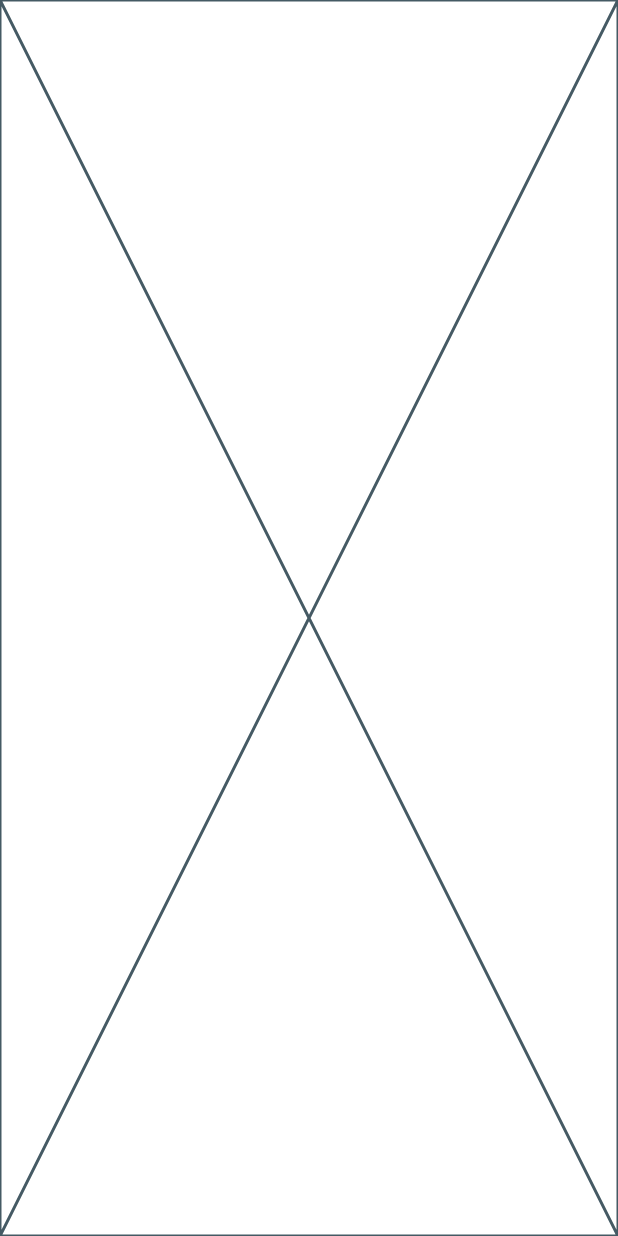
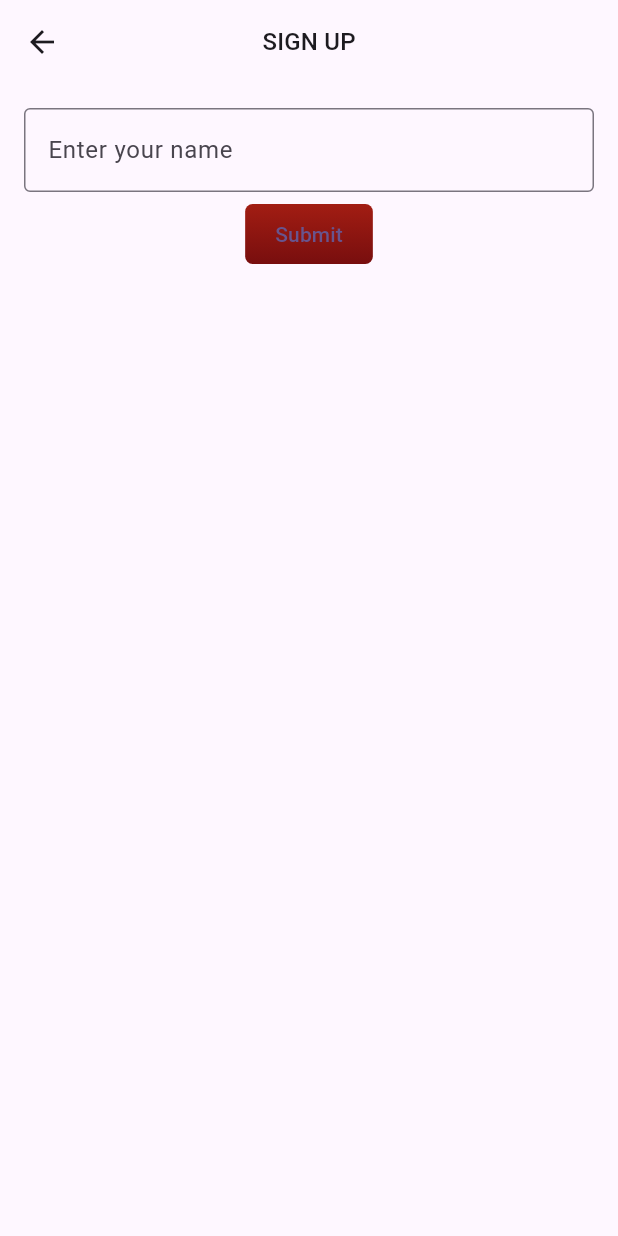
Before and after one commit to nicole1drinkwater/Chat-room-App, a Flutter app: the screen it shows after launch, after a tap on "Sign Up", on a phone screen of 412 x 824 dp. Run offline on Flutter 3.47's test engine with Material 3 defaults, Android fonts, the phone set to English and light mode, and no system bars; our stand-ins replace google_fonts; Roboto replaces fonts that are missing (Kanit).

Commit message:
Added textfield and button to sign up screen

```diff
--- a/chatroom/lib/screens/sign_up/sign_up.dart
+++ b/chatroom/lib/screens/sign_up/sign_up.dart
@@ -1,4 +1,8 @@
 import 'package:flutter/material.dart';
+
+import '../../main.dart';
+import '../../shared/styled_text.dart';
+import '../../shared/styled_button.dart';
 
 class SignInScreen extends StatefulWidget {
   const SignInScreen({super.key});
@@ -10,6 +14,33 @@ class SignInScreen extends StatefulWidget {
 class _SignInScreenState extends State<SignInScreen> {
   @override
   Widget build(BuildContext context) {
-    return const Placeholder();
+    return Scaffold(
+      appBar: AppBar(
+        title: const StyledTitle('Sign up'),
+        centerTitle: true,
+      ),
+      body: Container(
+        padding: const EdgeInsets.all(16),
+        child: Column(
+          children: [
+            const TextField(
+            decoration: InputDecoration(
+            hintText: 'Enter your name',
+            border: OutlineInputBorder(),
+            )
+            ),
+
+            StyledButton(
+              onPressed: () {
+                Navigator.push(context, MaterialPageRoute(
+                  builder: (context) => const MyApp(),
+                ));
+              },
+              child: const Text('Submit'),
+            ),
+          ]
+        ),
+      ),
+    );
   }
 }
```
